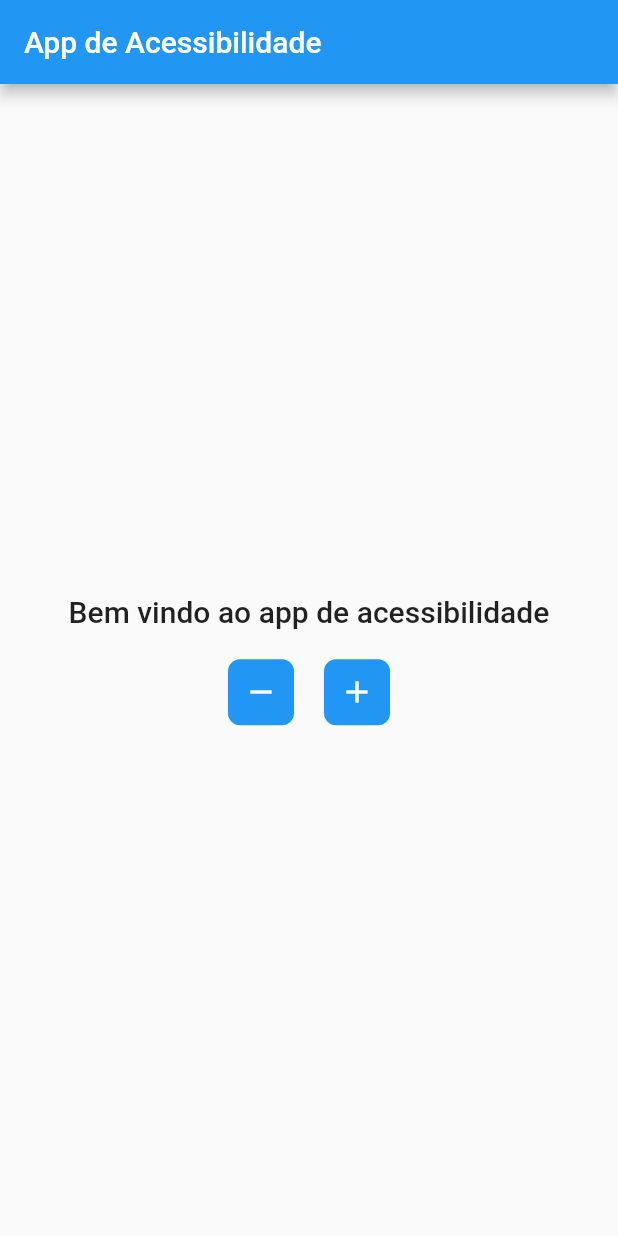
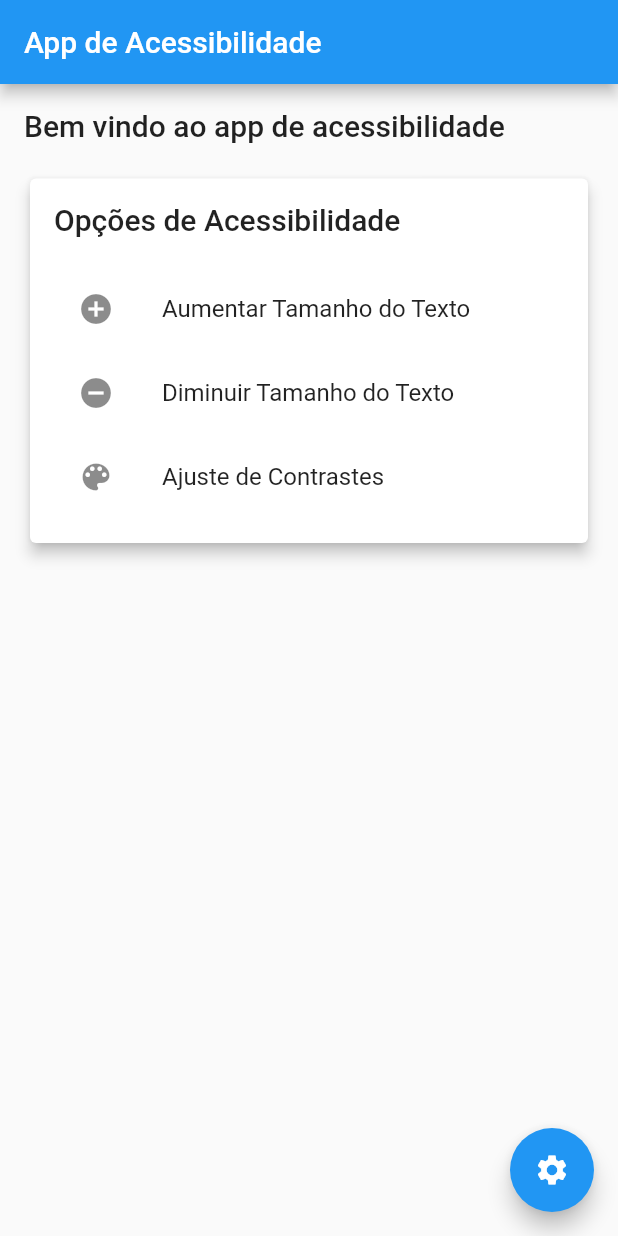
Before and after one commit to DolAndi/flutter-g2-accessibility, a Flutter app: the screen it shows after launch, on a phone screen of 412 x 824 dp. Run offline on Flutter 3.47's test engine with Material 2 defaults, Android fonts, the light colour scheme and no system bars.

Commit message:
update home_screen

```diff
--- a/accessibility_flutter/lib/screens/home_screen.dart
+++ b/accessibility_flutter/lib/screens/home_screen.dart
@@ -1,5 +1,4 @@
 import 'package:flutter/material.dart';
-import 'package:flutter/services.dart';
 
 class HomeScreen extends StatefulWidget {
   @override
@@ -8,6 +7,7 @@ class HomeScreen extends StatefulWidget {
 
 class _HomeScreenState extends State<HomeScreen> {
   double _textScaleFactor = 1.0;
+  bool _highContrastEnabled = false;
 
   void _increaseTextSize() {
     setState(() {
@@ -23,15 +23,27 @@ class _HomeScreenState extends State<HomeScreen> {
     });
   }
 
+  void _toggleHighContrast() {
+    setState(() {
+      _highContrastEnabled = !_highContrastEnabled;
+    });
+  }
+
   @override
   Widget build(BuildContext context) {
-    return Scaffold(
+    return MaterialApp(
+      title: 'App de acessibilidade',
+      theme: _highContrastEnabled ? _buildHighContrastTheme() : _buildTheme(),
+      home: Scaffold(
         appBar: AppBar(
           title: Text('App de Acessibilidade'),
         ),
-      body: Center(
+        body: Align(
+          alignment: Alignment.topLeft,
+          child: Padding(
+            padding: const EdgeInsets.all(16.0),
             child: Column(
-          mainAxisAlignment: MainAxisAlignment.center,
+              crossAxisAlignment: CrossAxisAlignment.start,
               children: [
                 MediaQuery(
                   data: MediaQuery.of(context).copyWith(
@@ -40,78 +52,79 @@ class _HomeScreenState extends State<HomeScreen> {
                   child: Text(
                     'Bem vindo ao app de acessibilidade',
                     style: Theme.of(context).textTheme.headline6,
-                textAlign: TextAlign.center,
+                    textAlign: TextAlign.start,
                   ),
                 ),
                 SizedBox(height: 20),
-            Row(
-              mainAxisAlignment: MainAxisAlignment.center,
+                Card(
+                  elevation: 4,
+                  child: Padding(
+                    padding: const EdgeInsets.all(16.0),
+                    child: Column(
+                      crossAxisAlignment: CrossAxisAlignment.start,
                       children: [
-                Semantics(
-                  label: 'Decrease Text Size Button',
-                  hint: 'Double tap to decrease text size',
-                  button: true,
-                  onTapHint: 'Double tap to decrease text size',
-                  child: GestureDetector(
+                        Text(
+                          'Opções de Acessibilidade',
+                          style: Theme.of(context).textTheme.headline6,
+                        ),
+                        SizedBox(height: 20),
+                        ListTile(
+                          leading: Icon(Icons.add_circle),
+                          title: Text('Aumentar Tamanho do Texto'),
+                          onTap: _increaseTextSize,
+                        ),
+                        ListTile(
+                          leading: Icon(Icons.remove_circle),
+                          title: Text('Diminuir Tamanho do Texto'),
                           onTap: _decreaseTextSize,
-                    child: Container(
-                      padding: EdgeInsets.all(10),
-                      decoration: BoxDecoration(
-                        color: Colors.blue,
-                        borderRadius: BorderRadius.circular(8),
                         ),
-                      child: Icon(
-                        Icons.remove,
-                        color: Colors.white,
-                        size: 24,
+                        ListTile(
+                          leading: Icon(Icons.color_lens),
+                          title: Text('Ajuste de Contrastes'),
+                          onTap: _toggleHighContrast,
                         ),
-                    ),
-                  ),
-                ),
-                SizedBox(width: 20),
-                Semantics(
-                  label: 'Increase Text Size Button',
-                  hint: 'Double tap to increase text size',
-                  button: true,
-                  onTapHint: 'Double tap to increase text size',
-                  child: GestureDetector(
-                    onTap: _increaseTextSize,
-                    child: Container(
-                      padding: EdgeInsets.all(10),
-                      decoration: BoxDecoration(
-                        color: Colors.blue,
-                        borderRadius: BorderRadius.circular(8),
-                      ),
-                      child: Icon(
-                        Icons.add,
-                        color: Colors.white,
-                        size: 24,
-                      ),
+                        // Adicione mais opções de acessibilidade aqui
+                      ],
                     ),
                   ),
                 ),
               ],
             ),
-          ],
+          ),
+        ),
+        floatingActionButton: FloatingActionButton(
+          child: Icon(Icons.settings),
+          onPressed: () {
+            // Abra um menu com mais configurações
+          },
         ),
       ),
     );
   }
+
+  ThemeData _buildTheme() {
+    return ThemeData(
+      primarySwatch: Colors.blue,
+    );
   }
 
-class AccessibilityApp extends StatelessWidget {
-  @override
-  Widget build(BuildContext context) {
-    return MaterialApp(
-      title: 'App de acessibilidade',
-      theme: ThemeData(
-        primarySwatch: Colors.blue,
+  ThemeData _buildHighContrastTheme() {
+    return ThemeData(
+      brightness: Brightness.dark,
+      primaryColor: Colors.yellow,
+      accentColor: Colors.black,
+      textTheme: TextTheme(
+        headline6: TextStyle(
+          fontSize: 24,
+          fontWeight: FontWeight.bold,
+          color: Colors.black,
         ),
-      home: HomeScreen(),
+      ),
+      fontFamily: 'Arial',
     );
   }
 }
 
 void main() {
-  runApp(AccessibilityApp());
+  runApp(HomeScreen());
 }
```
Lines whose indentation alone changed are shown as unchanged.
